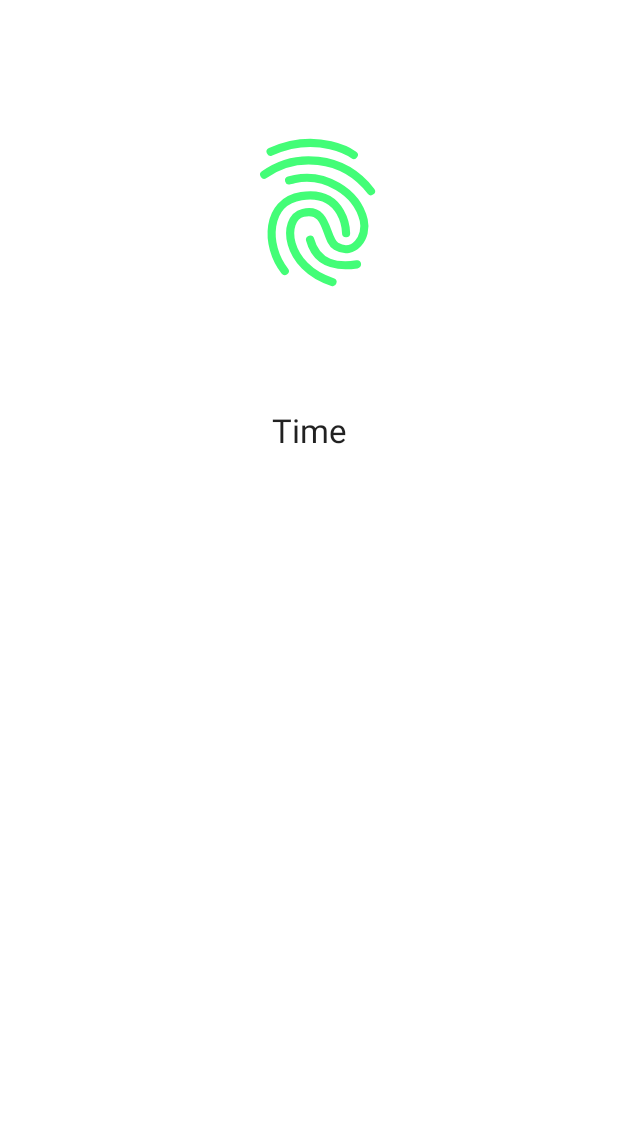
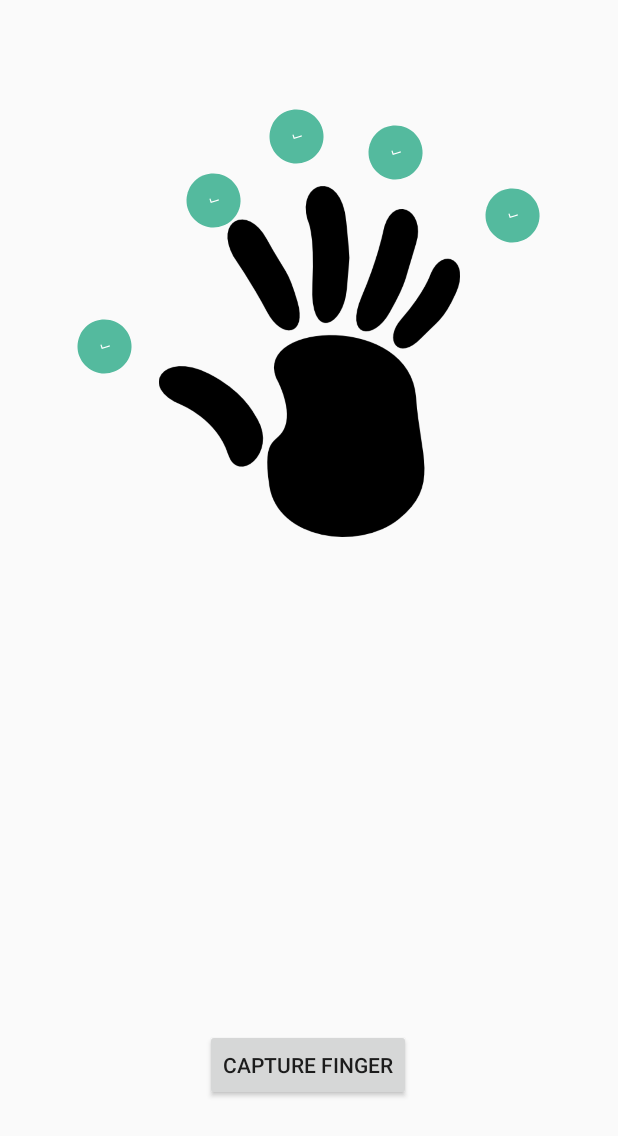
Before and after one commit to LEMUBIT/WepoyFingerPrint, an Android app: the screen it shows after launch (CaptureAttendance before the commit, CaptureFingers after it), after a tap on "TAKE ATTENDANCE", on a phone screen of 412 x 824 dp. Shown: the top 1136 px of the screen. Run offline under Robolectric (Android 15) with nearby library versions, the phone set to English and light mode, and no system bars; our stand-ins replace RxJava; libraries missing offline, so code that uses them is left out: com.afollestad.materialdialogs, com.bugsnag.android, com.mapzen.speakerbox, com.rollbar.android, io.realm; 11 statements that could not run were skipped.

Commit message:
add image to get right fingers

```diff
--- a/app/build.gradle
+++ b/app/build.gradle
@@ -37,7 +37,7 @@ dependencies {
     implementation 'com.afollestad.material-dialogs:core:0.9.6.0'
 
     implementation 'io.realm:android-adapters:2.1.1'
-
+    compile 'com.mapzen.android:speakerbox:1.4.1'
     implementation('com.rollbar:rollbar-java:1.0.0')
     implementation('com.rollbar:rollbar-android:1.2.0@aar')
     implementation 'io.reactivex.rxjava2:rxandroid:2.0.2'
--- a/app/src/main/java/com/lemuel/lemubit/fingerprinttest/model/AttendanceParent.java
+++ /dev/null
@@ -1,13 +0,0 @@
-package com.lemuel.lemubit.fingerprinttest.model;
-
-import io.realm.RealmList;
-import io.realm.RealmObject;
-
-public class AttendanceParent extends RealmObject {
-
-    private RealmList<AttendanceRealmModel> attendanceRealmModelRealmList;
-
-    public RealmList<AttendanceRealmModel> getAttendanceRealmModelRealmList() {
-        return attendanceRealmModelRealmList;
-    }
-}
--- a/app/src/main/java/com/lemuel/lemubit/fingerprinttest/model/DataHelper.java
+++ b/app/src/main/java/com/lemuel/lemubit/fingerprinttest/model/DataHelper.java
@@ -62,4 +62,13 @@ public class DataHelper {
         return realm.where(AttendanceRealmModel.class).sort("time").findAll();
     }
 
+    public static RealmModel getUserInfo(int ID)
+    {
+        Realm realm = Realm.getDefaultInstance();
+        RealmResults<RealmModel> result = realm.where(RealmModel.class)
+                .equalTo("id", ID)
+                .findAll();
+
+        return result.first();
+    }
 }
--- a/app/src/main/java/com/lemuel/lemubit/fingerprinttest/model/RealmModel.java
+++ b/app/src/main/java/com/lemuel/lemubit/fingerprinttest/model/RealmModel.java
@@ -35,13 +35,4 @@ public class RealmModel extends RealmObject {
         this.lastName = lastName;
     }
 
-    public RealmModel getUserInfo(int ID)
-    {
-        Realm realm = Realm.getDefaultInstance();
-        RealmResults<RealmModel> result = realm.where(RealmModel.class)
-                .equalTo("id", ID)
-                .findAll();
-
-        return result.first();
-    }
 }
--- a/app/src/main/java/com/lemuel/lemubit/fingerprinttest/presenter/EnrolPresenter.kt
+++ b/app/src/main/java/com/lemuel/lemubit/fingerprinttest/presenter/EnrolPresenter.kt
@@ -12,11 +12,10 @@ object EnrolPresenter {
         return DataHelper.registerNewUser(ID, name, lastName )
     }
 
-
     fun playSound(state: Int, enrolActivityView: EnrolActivityView) {
 
         when (state) {
-            GOOD -> enrolActivityView. onPlayNotificationSound(R.raw.great)
+            GOOD -> enrolActivityView.onPlayNotificationSound(R.raw.great)
             BAD -> enrolActivityView.onPlayNotificationSound(R.raw.bad)
         }
 
--- a/app/src/main/java/com/lemuel/lemubit/fingerprinttest/presenter/TakeAttendancePresenter.kt
+++ b/app/src/main/java/com/lemuel/lemubit/fingerprinttest/presenter/TakeAttendancePresenter.kt
@@ -1,7 +1,7 @@
 package com.lemuel.lemubit.fingerprinttest.presenter
 
 import com.lemuel.lemubit.fingerprinttest.R
-import com.lemuel.lemubit.fingerprinttest.model.RealmModel
+import com.lemuel.lemubit.fingerprinttest.model.DataHelper
 import com.lemuel.lemubit.fingerprinttest.viewInterface.TakeAttendanceView
 
 object TakeAttendancePresenter {
@@ -9,9 +9,8 @@ object TakeAttendancePresenter {
     const val BAD = 1
 
     fun getUserInfo(ID: Int, takeAttendanceView: TakeAttendanceView) {
-        val realmModel = RealmModel()
-        takeAttendanceView.onUpdateInfoTextView(realmModel.getUserInfo(ID).name)
-        takeAttendanceView.onInfoGotten(ID, realmModel.getUserInfo(ID).name, realmModel.getUserInfo(ID).lastName)
+        takeAttendanceView.onUpdateInfoTextView(DataHelper.getUserInfo(ID).name)
+        takeAttendanceView.onInfoGotten(ID, DataHelper.getUserInfo(ID).name, DataHelper.getUserInfo(ID).lastName)
     }
 
     fun playSound(state: Int, takeAttendanceView: TakeAttendanceView) {
--- /dev/null
+++ b/app/src/main/java/com/lemuel/lemubit/fingerprinttest/view/CaptureFingers.kt
@@ -0,0 +1,95 @@
+package com.lemuel.lemubit.fingerprinttest.view
+
+import android.os.Bundle
+import android.support.v7.app.AppCompatActivity
+import android.util.Log
+import android.widget.Toast
+import com.afollestad.materialdialogs.MaterialDialog
+
+import com.lemuel.lemubit.fingerprinttest.R
+import com.lemuel.lemubit.fingerprinttest.operations.Fingerprint
+import com.lemuel.lemubit.fingerprinttest.viewInterface.FingerPrintInterface
+import com.mapzen.speakerbox.Speakerbox
+import io.reactivex.Observable
+import io.reactivex.Observer
+import io.reactivex.android.schedulers.AndroidSchedulers
+import io.reactivex.disposables.Disposable
+import io.reactivex.schedulers.Schedulers
+import kotlinx.android.synthetic.main.activity_capture_fingers.*
+
+class CaptureFingers : AppCompatActivity(), FingerPrintInterface {
+
+    var fingerIDMap = HashMap<Int, Int>()
+    var fingerCount = 1
+    lateinit var dialogBuilder: MaterialDialog.Builder
+    lateinit var dialog: MaterialDialog
+    lateinit var speakerbox: Speakerbox
+    override fun onCreate(savedInstanceState: Bundle?) {
+        super.onCreate(savedInstanceState)
+        setContentView(R.layout.activity_capture_fingers)
+
+        speakerbox = Speakerbox(application)
+        speakerbox.enableVolumeControl(this)
+        setProgressDialog()
+
+        val fingerObserver = Observable.defer {
+            Observable.just(Fingerprint.getFingerPrint(application, this))
+                    .map { result -> Fingerprint.saveFingerPrint(application, result, this) }
+        }.subscribeOn(Schedulers.computation())
+                .observeOn(AndroidSchedulers.mainThread())
+
+        btn_capture_right_fingers.setOnClickListener {
+            fingerObserver.subscribe(observer)
+        }
+    }
+
+    override fun showProgressDialog(title: String?, message: String?) {
+        this.runOnUiThread { dialog.show() }
+        speakerbox.play("Please, Place fingerPrint")
+    }
+
+    override fun dismissProgressDialog() {
+        this.runOnUiThread { dialog.dismiss() }
+    }
+
+    override fun setProgressDialog() {
+        dialogBuilder = MaterialDialog.Builder(this)
+                .title(R.string.enrol)
+                .content(R.string.press_finger)
+                .progress(true, 0)
+                .progressIndeterminateStyle(true)
+        dialog = dialogBuilder.build()
+    }
+
+    override fun showInfoToast(info: String?) {
+        this.runOnUiThread { Toast.makeText(this@CaptureFingers, info, Toast.LENGTH_SHORT).show() }
+    }
+
+    private val observer = object : Observer<Int> {
+        override fun onNext(id: Int) {
+            if (id >= 0) {
+                fingerIDMap.put(fingerCount, id)
+                speakerbox.play("Fingerprint gotten")
+                //TODO continue from here ..start activity for result when done
+
+            } else {
+
+            }
+        }
+
+        override fun onComplete() {
+            Log.d("RxJAVA:", "completed")
+        }
+
+        override fun onSubscribe(d: Disposable) {
+            Log.d("RxJAVA:", "subscribed")
+        }
+
+        override fun onError(e: Throwable) {
+            Log.d("RxJAVA:", e.message)
+
+        }
+
+    }
+
+}
--- a/app/src/main/java/com/lemuel/lemubit/fingerprinttest/view/HomeMenu.kt
+++ b/app/src/main/java/com/lemuel/lemubit/fingerprinttest/view/HomeMenu.kt
@@ -34,7 +34,7 @@ class HomeMenu : AppCompatActivity(), HomeMenuView {
         }
 
         btn_takeAttendance.setOnClickListener {
-            startActivity(Intent(this, CaptureAttendance::class.java))
+            startActivity(Intent(this, CaptureFingers::class.java))
         }
 
         btn_clearAttendance.setOnClickListener {
--- a/app/src/main/java/com/lemuel/lemubit/fingerprinttest/viewInterface/EnrolActivityView.java
+++ b/app/src/main/java/com/lemuel/lemubit/fingerprinttest/viewInterface/EnrolActivityView.java
@@ -2,4 +2,5 @@ package com.lemuel.lemubit.fingerprinttest.viewInterface;
 
 public interface EnrolActivityView {
     void onPlayNotificationSound(int res);
+
 }
--- /dev/null
+++ b/app/src/main/res/layout/activity_capture_fingers.xml
@@ -0,0 +1,132 @@
+<?xml version="1.0" encoding="utf-8"?>
+<android.support.constraint.ConstraintLayout xmlns:android="http://schemas.android.com/apk/res/android"
+    xmlns:app="http://schemas.android.com/apk/res-auto"
+    xmlns:tools="http://schemas.android.com/tools"
+    android:layout_width="match_parent"
+    android:layout_height="match_parent"
+    tools:context=".view.CaptureFingers">
+
+    <com.airbnb.lottie.LottieAnimationView
+        android:id="@+id/animation_right_pinky"
+        android:layout_width="50dp"
+        android:layout_height="50dp"
+        android:layout_gravity="center"
+        android:layout_marginBottom="184dp"
+        android:layout_marginEnd="8dp"
+        android:layout_marginStart="300dp"
+        android:layout_marginTop="8dp"
+        app:layout_constraintBottom_toBottomOf="@+id/imageView"
+        app:layout_constraintEnd_toEndOf="parent"
+        app:layout_constraintHorizontal_bias="0.33"
+        app:layout_constraintStart_toStartOf="parent"
+        app:layout_constraintTop_toTopOf="parent"
+        app:layout_constraintVertical_bias="0.95"
+        app:lottie_autoPlay="true"
+        app:lottie_fileName="check.json"
+        app:lottie_loop="true" />
+
+    <com.airbnb.lottie.LottieAnimationView
+        android:id="@+id/animation_right_ring"
+        android:layout_width="50dp"
+        android:layout_height="50dp"
+        android:layout_gravity="center"
+        android:layout_marginBottom="216dp"
+        android:layout_marginEnd="8dp"
+        android:layout_marginStart="8dp"
+        android:layout_marginTop="8dp"
+        app:layout_constraintBottom_toBottomOf="@+id/imageView"
+        app:layout_constraintEnd_toEndOf="parent"
+        app:layout_constraintHorizontal_bias="0.67"
+        app:layout_constraintStart_toStartOf="parent"
+        app:layout_constraintTop_toTopOf="parent"
+        app:layout_constraintVertical_bias="0.81"
+        app:lottie_autoPlay="true"
+        app:lottie_fileName="check.json"
+        app:lottie_loop="true" />
+
+
+    <com.airbnb.lottie.LottieAnimationView
+        android:id="@+id/animation_right_middle"
+        android:layout_width="50dp"
+        android:layout_height="50dp"
+        android:layout_gravity="center"
+        android:layout_marginBottom="216dp"
+        android:layout_marginEnd="8dp"
+        android:layout_marginStart="8dp"
+        android:layout_marginTop="8dp"
+        app:layout_constraintBottom_toBottomOf="@+id/imageView"
+        app:layout_constraintEnd_toEndOf="parent"
+        app:layout_constraintHorizontal_bias="0.48"
+        app:layout_constraintStart_toStartOf="parent"
+        app:layout_constraintTop_toTopOf="parent"
+        app:layout_constraintVertical_bias="0.68"
+        app:lottie_autoPlay="true"
+        app:lottie_fileName="check.json"
+        app:lottie_loop="true" />
+
+    <com.airbnb.lottie.LottieAnimationView
+        android:id="@+id/animation_right_index"
+        android:layout_width="50dp"
+        android:layout_height="50dp"
+        android:layout_gravity="center"
+        android:layout_marginBottom="8dp"
+        android:layout_marginEnd="8dp"
+        android:layout_marginStart="8dp"
+        android:layout_marginTop="108dp"
+        app:layout_constraintBottom_toBottomOf="@+id/imageView"
+        app:layout_constraintEnd_toEndOf="parent"
+        app:layout_constraintHorizontal_bias="0.32"
+        app:layout_constraintStart_toStartOf="parent"
+        app:layout_constraintTop_toTopOf="parent"
+        app:layout_constraintVertical_bias="0.0"
+        app:lottie_autoPlay="true"
+        app:lottie_fileName="check.json"
+        app:lottie_loop="true" />
+
+    <com.airbnb.lottie.LottieAnimationView
+        android:id="@+id/animation_right_thumb"
+        android:layout_width="50dp"
+        android:layout_height="50dp"
+        android:layout_gravity="center"
+        android:layout_marginBottom="8dp"
+        android:layout_marginStart="8dp"
+        android:layout_marginTop="8dp"
+        app:layout_constraintBottom_toBottomOf="parent"
+        app:layout_constraintEnd_toStartOf="@+id/imageView"
+        app:layout_constraintHorizontal_bias="0.98"
+        app:layout_constraintStart_toStartOf="parent"
+        app:layout_constraintTop_toTopOf="@+id/imageView"
+        app:layout_constraintVertical_bias="0.116"
+        app:lottie_autoPlay="true"
+        app:lottie_fileName="check.json"
+        app:lottie_loop="true" />
+    <ImageView
+        android:id="@+id/imageView"
+        android:layout_width="219dp"
+        android:layout_height="234dp"
+        android:layout_marginEnd="96dp"
+        android:layout_marginStart="96dp"
+        android:layout_marginTop="124dp"
+        android:adjustViewBounds="true"
+        android:scaleType="fitCenter"
+        app:layout_constraintEnd_toEndOf="parent"
+        app:layout_constraintStart_toStartOf="parent"
+        app:layout_constraintTop_toTopOf="parent"
+        app:srcCompat="@drawable/righthand" />
+
+    <Button
+        android:id="@+id/btn_capture_right_fingers"
+        android:layout_width="wrap_content"
+        android:layout_height="wrap_content"
+        android:layout_marginBottom="72dp"
+        android:layout_marginEnd="8dp"
+        android:layout_marginStart="8dp"
+        android:layout_marginTop="8dp"
+        android:text="Capture Finger"
+        app:layout_constraintBottom_toBottomOf="parent"
+        app:layout_constraintEnd_toEndOf="parent"
+        app:layout_constraintHorizontal_bias="0.498"
+        app:layout_constraintStart_toStartOf="parent"
+        app:layout_constraintTop_toBottomOf="@+id/imageView"
+        app:layout_constraintVertical_bias="0.946" />
+</android.support.constraint.ConstraintLayout>
```
Also changed, not shown: app/src/main/AndroidManifest.xml (+8 -1 lines), app/src/main/assets/check.json (added, +1 -0 lines), app/src/main/res/drawable/righthand.png (added).
